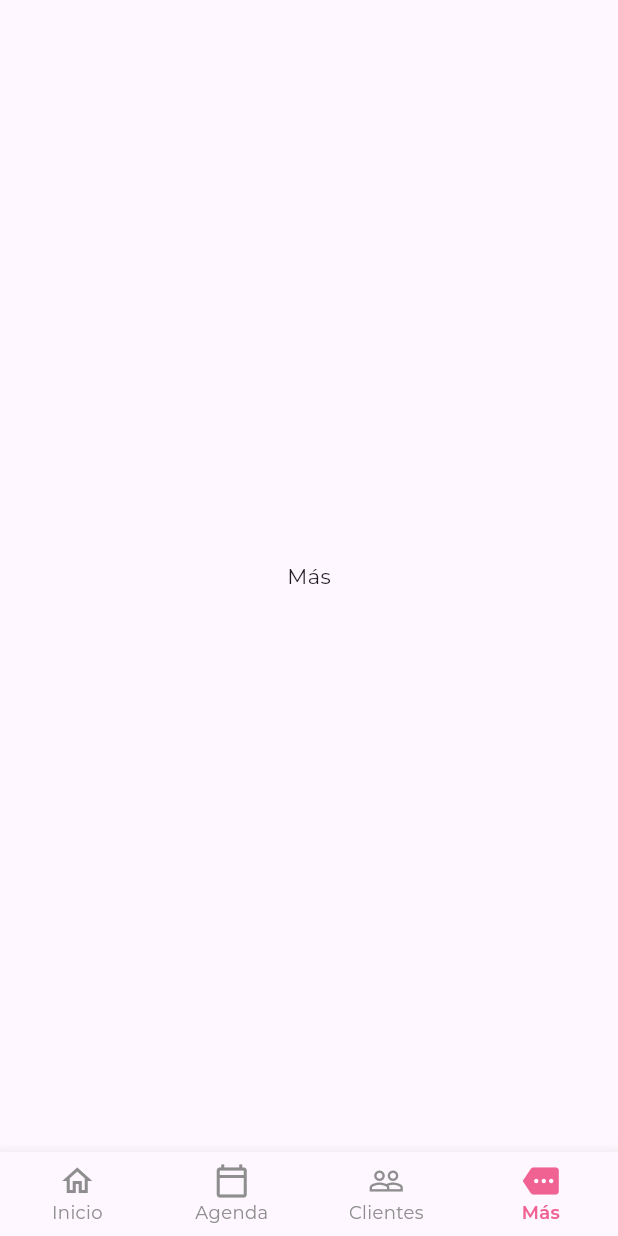
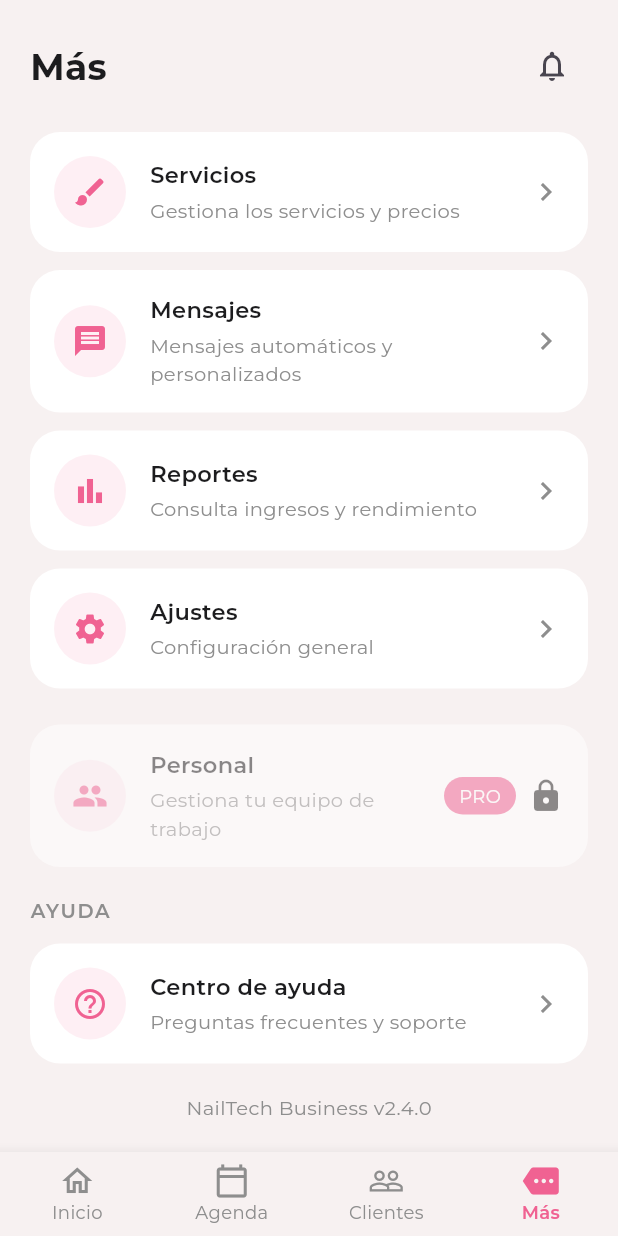
Before and after one commit to Juan-Cast19/manicuristas, a Flutter app: the MainNavigationPage screen opened directly, item 4 of the bottom bar chosen, on a phone screen of 412 x 824 dp. Run offline on Flutter 3.47's test engine with Material 3 defaults, Android fonts, the light colour scheme and no system bars.

Commit message:
Creacion de pantalla MAS... y Creacion de estilos globales

```diff
--- a/lib/core/theme/app_colors.dart
+++ b/lib/core/theme/app_colors.dart
@@ -7,4 +7,5 @@ class AppColors {
   static const Color textPrimary = Color(0xFF1C1C1E);
   static const Color textSecondary = Color(0xFF8E8E8E);
   static const Color error = Color(0xFFE53935);
+  static const Color card = Color(0xFFFFFFFF);
 }
--- a/lib/core/theme/app_text_styles.dart
+++ b/lib/core/theme/app_text_styles.dart
@@ -16,10 +16,29 @@ abstract class AppTextStyles {
     color: AppColors.textPrimary,
   );
 
+  static const TextStyle bodyBold = TextStyle(
+    fontFamily: 'Montserrat',
+    fontSize: 15,
+    fontWeight: FontWeight.w600,
+    color: AppColors.textPrimary,
+  );
   static const bodySmall = TextStyle(
     fontFamily: 'Montserrat',
     fontSize: 12,
     fontWeight: FontWeight.w400,
     color: AppColors.textSecondary,
   );
+  static const TextStyle caption = TextStyle(
+    fontFamily: 'Montserrat',
+    fontSize: 13,
+    fontWeight: FontWeight.w400,
+    color: AppColors.textSecondary,
+  );
+  static const TextStyle section = TextStyle(
+  fontFamily: 'Montserrat',
+  fontSize: 13,
+  fontWeight: FontWeight.w600,
+  letterSpacing: 1.1,
+  color: AppColors.textSecondary,
+);
 }
--- /dev/null
+++ b/lib/core/widgets/more_option_tile.dart
@@ -0,0 +1,68 @@
+import 'package:flutter/material.dart';
+import '../../../core/theme/app_colors.dart';
+import '../../../core/theme/app_text_styles.dart';
+
+class MoreOptionTile extends StatelessWidget {
+  final IconData icon;
+  final String title;
+  final String subtitle;
+  final VoidCallback? onTap;
+  final bool disabled;
+  final Widget? trailing;
+
+  const MoreOptionTile({
+    super.key,
+    required this.icon,
+    required this.title,
+    required this.subtitle,
+    this.onTap,
+    this.disabled = false,
+    this.trailing,
+  });
+
+  @override
+  Widget build(BuildContext context) {
+    return Opacity(
+      opacity: disabled ? 0.5 : 1,
+      child: InkWell(
+        onTap: disabled ? null : onTap,
+        borderRadius: BorderRadius.circular(20),
+        child: Container(
+          padding: const EdgeInsets.all(16),
+          decoration: BoxDecoration(
+            color: AppColors.card,
+            borderRadius: BorderRadius.circular(20),
+          ),
+          child: Row(
+            children: [
+              Container(
+                padding: const EdgeInsets.all(12),
+                decoration: BoxDecoration(
+                  color: AppColors.primary.withValues(alpha: 0.1),
+                  shape: BoxShape.circle,
+                ),
+                child: Icon(icon, color: AppColors.primary),
+              ),
+              const SizedBox(width: 16),
+              Expanded(
+                child: Column(
+                  crossAxisAlignment: CrossAxisAlignment.start,
+                  children: [
+                    Text(title, style: AppTextStyles.bodyBold),
+                    const SizedBox(height: 4),
+                    Text(subtitle, style: AppTextStyles.caption),
+                  ],
+                ),
+              ),
+              trailing ??
+                  Icon(
+                    Icons.chevron_right,
+                    color: AppColors.textSecondary,
+                  ),
+            ],
+          ),
+        ),
+      ),
+    );
+  }
+}
--- /dev/null
+++ b/lib/features/more/presentation/more_page.dart
@@ -0,0 +1,123 @@
+import 'package:flutter/material.dart';
+import '../../../core/theme/app_colors.dart';
+import '../../../core/theme/app_text_styles.dart';
+import '../../../core/widgets/more_option_tile.dart';
+
+class MorePage extends StatelessWidget {
+  const MorePage({super.key});
+
+  @override
+  Widget build(BuildContext context) {
+    return Scaffold(
+      backgroundColor: AppColors.background,
+      body: SafeArea(
+        child: Padding(
+          padding: const EdgeInsets.all(20),
+          child: Column(
+            crossAxisAlignment: CrossAxisAlignment.start,
+            children: [
+              // Header
+              Row(
+                mainAxisAlignment: MainAxisAlignment.spaceBetween,
+                children: [
+                  Text('Más', style: AppTextStyles.heading),
+                  IconButton(
+                    icon: const Icon(Icons.notifications_none),
+                    onPressed: () {},
+                  )
+                ],
+              ),
+
+              const SizedBox(height: 20),
+
+              // Opciones
+              MoreOptionTile(
+                icon: Icons.brush,
+                title: 'Servicios',
+                subtitle: 'Gestiona los servicios y precios',
+                onTap: () {},
+              ),
+              const SizedBox(height: 12),
+
+              MoreOptionTile(
+                icon: Icons.message,
+                title: 'Mensajes',
+                subtitle: 'Mensajes automáticos y personalizados',
+                onTap: () {},
+              ),
+              const SizedBox(height: 12),
+
+              MoreOptionTile(
+                icon: Icons.bar_chart,
+                title: 'Reportes',
+                subtitle: 'Consulta ingresos y rendimiento',
+                onTap: () {},
+              ),
+              const SizedBox(height: 12),
+
+              MoreOptionTile(
+                icon: Icons.settings,
+                title: 'Ajustes',
+                subtitle: 'Configuración general',
+                onTap: () {},
+              ),
+
+              const SizedBox(height: 24),
+
+              // PRO
+              MoreOptionTile(
+                icon: Icons.group,
+                title: 'Personal',
+                subtitle: 'Gestiona tu equipo de trabajo',
+                disabled: true,
+                trailing: Row(
+                  mainAxisSize: MainAxisSize.min,
+                  children: [
+                    Container(
+                      padding: const EdgeInsets.symmetric(
+                        horizontal: 10,
+                        vertical: 4,
+                      ),
+                      decoration: BoxDecoration(
+                        color: AppColors.primary,
+                        borderRadius: BorderRadius.circular(20),
+                      ),
+                      child: const Text(
+                        'PRO',
+                        style: TextStyle(color: Colors.white, fontSize: 12),
+                      ),
+                    ),
+                    const SizedBox(width: 8),
+                    const Icon(Icons.lock),
+                  ],
+                ),
+              ),
+
+              const Spacer(),
+
+              // Ayuda
+              Text('AYUDA', style: AppTextStyles.section),
+              const SizedBox(height: 12),
+
+              MoreOptionTile(
+                icon: Icons.help_outline,
+                title: 'Centro de ayuda',
+                subtitle: 'Preguntas frecuentes y soporte',
+                onTap: () {},
+              ),
+
+              const SizedBox(height: 20),
+
+              Center(
+                child: Text(
+                  'NailTech Business v2.4.0',
+                  style: AppTextStyles.caption,
+                ),
+              ),
+            ],
+          ),
+        ),
+      ),
+    );
+  }
+}
--- a/lib/features/navigation/presentation/main_navigation_page.dart
+++ b/lib/features/navigation/presentation/main_navigation_page.dart
@@ -2,6 +2,7 @@ import 'package:flutter/material.dart';
 import '../../home/presentation/home_page.dart';
 import '../../../core/theme/app_colors.dart';
 import '../../../core/theme/app_text_styles.dart';
+import '../../more/presentation/more_page.dart';
 
 class MainNavigationPage extends StatefulWidget {
   const MainNavigationPage({super.key});
@@ -17,7 +18,7 @@ class _MainNavigationPageState extends State<MainNavigationPage> {
     HomePage(),
     _PlaceholderPage(title: 'Agenda'),
     _PlaceholderPage(title: 'Clientes'),
-    _PlaceholderPage(title: 'Más'),
+    MorePage(),
   ];
 
   @override
@@ -28,6 +29,8 @@ class _MainNavigationPageState extends State<MainNavigationPage> {
         children: _pages,
       ),
       bottomNavigationBar: BottomNavigationBar(
+          backgroundColor: AppColors.background2,
+          elevation: 8,
         currentIndex: _currentIndex,
         onTap: (index) {
           setState(() {
```
